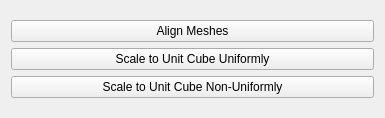
ShenRen/OpenFlipper, file Plugin-AlignMeshes/Widgets/AlignMeshesToolbox.ui: the form before one commit.
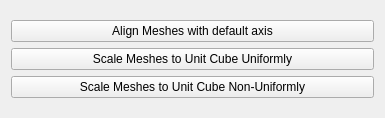
The form after the commit.

What changed in the file:
```diff
--- a/Plugin-AlignMeshes/Widgets/AlignMeshesToolbox.ui
+++ b/Plugin-AlignMeshes/Widgets/AlignMeshesToolbox.ui
@@ -19,21 +19,21 @@
      <item row="1" column="0">
       <widget class="QPushButton" name="scaleToUnitCubeUniformButton">
        <property name="text">
-        <string>Scale to Unit Cube Uniformly</string>
+        <string>Scale Meshes to Unit Cube Uniformly</string>
        </property>
       </widget>
      </item>
      <item row="0" column="0">
       <widget class="QPushButton" name="alignMeshesButton">
        <property name="text">
-        <string>Align Meshes</string>
+        <string>Align Meshes with default axis</string>
        </property>
       </widget>
      </item>
      <item row="2" column="0">
       <widget class="QPushButton" name="scaleToUnitCubeNonUniformButton">
        <property name="text">
-        <string>Scale to Unit Cube Non-Uniformly</string>
+        <string>Scale Meshes to Unit Cube Non-Uniformly</string>
        </property>
       </widget>
      </item>
```
Left out of the diff: 27 changed lines with no effect on the pictures.
